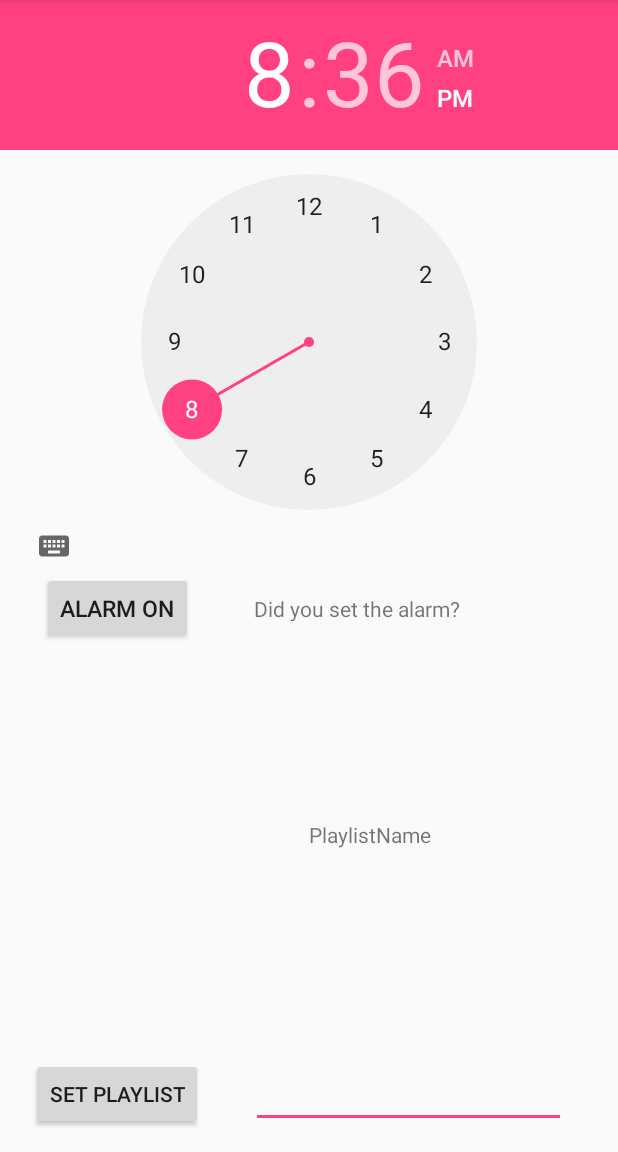
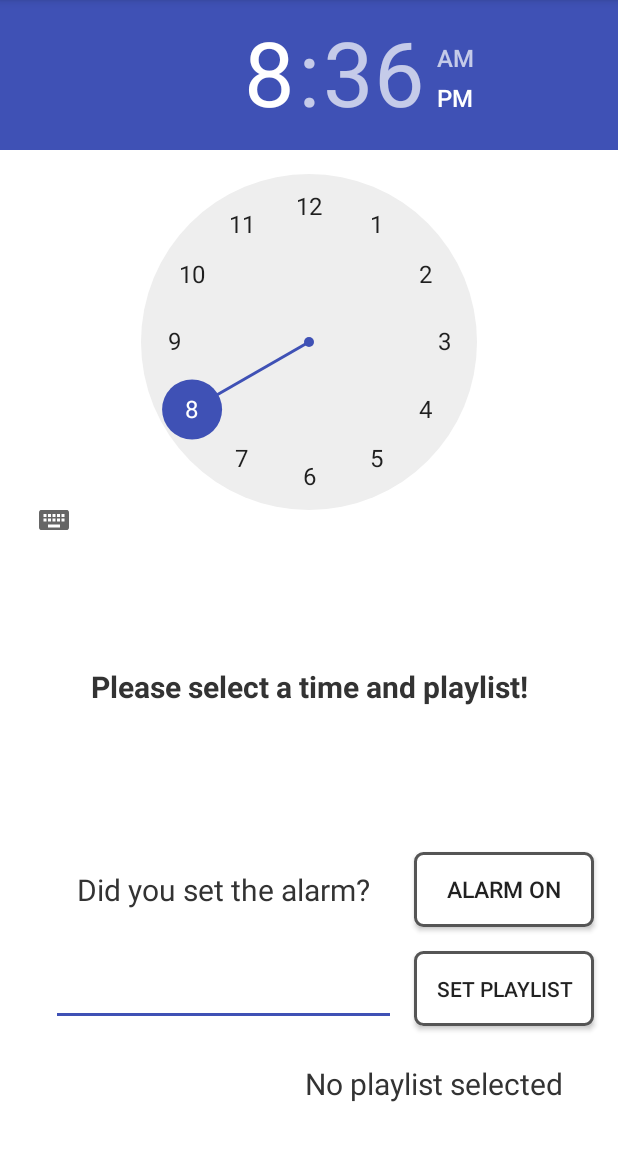
Before and after one commit to Daennes/AlarmclockUWS, an Android app: the screen it shows after launch (MainActivity), on a phone screen of 412 x 824 dp, the part 84-1236 px from its top. Run offline under Robolectric (Android 15) with nearby library versions, the phone set to English and light mode, and no system bars; libraries missing offline, so code that uses them is left out: com.spotify.sdk, kaaes.spotify.webapi; 4 statements that could not run were skipped.

Commit message:
Updated layout

```diff
--- a/app/src/main/java/b00239148/alarmclock/MainActivity.java
+++ b/app/src/main/java/b00239148/alarmclock/MainActivity.java
@@ -70,7 +70,10 @@
         setPlaylist.setOnClickListener(new OnClickListener() {
             @Override
             public void onClick(View view) {
-                playlistNameView.setText(playlistNameEdit.getText().toString());
+                if (playlistNameEdit.getText().toString() != "")
+                    playlistNameView.setText("Current playlist: " + playlistNameEdit.getText().toString());
+                else
+                    playlistNameView.setText("No playlist selected");
             }
         });
 
--- a/app/src/main/res/drawable-v24/rbbackground.xml
+++ b/app/src/main/res/drawable-v24/rbbackground.xml
@@ -1,14 +1,6 @@
 <selector xmlns:android="http://schemas.android.com/apk/res/android" >
-    <item
-        android:drawable="@drawable/rbunchecked"
-        android:state_checked="true"
-        android:state_pressed="true" />
-    <item
-        android:drawable="@drawable/rbchecked"
-        android:state_pressed="true" />
-    <item
-        android:drawable="@drawable/rbchecked"
-        android:state_checked="true" />
-    <item
-        android:drawable="@drawable/rbunchecked" />
+    <item android:state_checked="true" android:state_pressed="true" android:drawable="@drawable/rbunchecked" />
+    <item android:state_pressed="true" android:drawable="@drawable/rbchecked" />
+    <item android:state_checked="true" android:drawable="@drawable/rbchecked" />
+    <item android:drawable="@drawable/rbunchecked" />
 </selector>
--- a/app/src/main/res/layout/content_main.xml
+++ b/app/src/main/res/layout/content_main.xml
@@ -4,27 +4,29 @@
     xmlns:tools="http://schemas.android.com/tools"
     android:layout_width="match_parent"
     android:layout_height="match_parent"
+    android:background="#fff"
     app:layout_behavior="@string/appbar_scrolling_view_behavior"
     tools:context="b00239148.alarmclock.MainActivity"
     tools:showIn="@layout/activity_main">
 
     <Button
         android:id="@+id/alarm_on"
-        android:layout_width="wrap_content"
-        android:layout_height="wrap_content"
-        android:layout_marginEnd="8dp"
-        android:layout_marginStart="8dp"
+        android:layout_width="120dp"
+        android:layout_height="50dp"
+        android:layout_marginBottom="16dp"
+        android:layout_marginEnd="16dp"
+        android:background="@drawable/rbbackground"
         android:text="Alarm on"
         android:textSize="15sp"
-        app:layout_constraintBottom_toBottomOf="@+id/update_text"
-        app:layout_constraintEnd_toEndOf="@+id/button"
-        app:layout_constraintStart_toStartOf="@+id/button"
-        app:layout_constraintTop_toTopOf="@+id/update_text" />
+        app:layout_constraintBottom_toTopOf="@+id/button"
+        app:layout_constraintEnd_toEndOf="parent" />
 
     <TimePicker
         android:id="@+id/timePicker"
         android:layout_width="wrap_content"
-        android:layout_height="wrap_content"
+        android:layout_height="353dp"
+        android:headerBackground="?attr/colorPrimary"
+        android:numbersSelectorColor="@color/colorPrimary"
         app:layout_constraintStart_toStartOf="parent"
         app:layout_constraintTop_toTopOf="parent" />
 
@@ -32,55 +34,81 @@
     <TextView
         android:id="@+id/update_text"
         android:layout_width="230dp"
-        android:layout_height="18dp"
-        android:layout_marginEnd="8dp"
-        android:layout_marginStart="8dp"
-        android:layout_marginTop="8dp"
+        android:layout_height="50dp"
+        android:layout_marginBottom="16dp"
+        android:layout_marginEnd="12dp"
+        android:layout_marginLeft="16dp"
         android:text="Did you set the alarm?"
-        app:layout_constraintEnd_toEndOf="parent"
-        app:layout_constraintHorizontal_bias="0.878"
-        app:layout_constraintStart_toEndOf="@+id/alarm_on"
-        app:layout_constraintTop_toBottomOf="@+id/timePicker" />
+        android:gravity="center"
+        android:textAlignment="center"
+        android:textColor="#333"
+        android:textSize="20sp"
+        app:layout_constraintBottom_toTopOf="@+id/PlaylistTextEdit"
+        app:layout_constraintEnd_toStartOf="@+id/alarm_on"
+        app:layout_constraintLeft_toLeftOf="parent" />
 
     <EditText
         android:id="@+id/PlaylistTextEdit"
-        android:layout_width="210dp"
-        android:layout_height="53dp"
-        android:layout_marginBottom="16dp"
-        android:layout_marginEnd="8dp"
-        android:layout_marginStart="8dp"
+        android:layout_width="230dp"
+        android:layout_height="50dp"
+        android:layout_marginBottom="84dp"
+        android:layout_marginEnd="12dp"
+        android:layout_marginLeft="16dp"
+        android:backgroundTint="@color/colorPrimary"
+        android:textAlignment="center"
         android:ems="10"
         android:inputType="textPersonName"
         android:text=""
+        android:textColorLink="@color/colorPrimary"
         app:layout_constraintBottom_toBottomOf="parent"
-        app:layout_constraintEnd_toEndOf="parent"
-        app:layout_constraintHorizontal_bias="0.473"
-        app:layout_constraintStart_toEndOf="@+id/button" />
+        app:layout_constraintEnd_toStartOf="@+id/button"
+        app:layout_constraintLeft_toLeftOf="parent" />
 
     <TextView
         android:id="@+id/PlaylistTestView"
-        android:layout_width="169dp"
-        android:layout_height="28dp"
+        android:layout_width="230dp"
+        android:layout_height="50dp"
+        android:layout_marginBottom="16dp"
         android:layout_marginEnd="8dp"
-        android:layout_marginStart="8dp"
+        android:layout_marginLeft="88dp"
         android:layout_marginTop="8dp"
-        android:text="PlaylistName"
-        app:layout_constraintBottom_toTopOf="@+id/PlaylistTextEdit"
+        android:gravity="center"
+        android:text="No playlist selected"
+        android:textAlignment="center"
+        android:textColor="#333"
+        android:textSize="20sp"
+        app:layout_constraintBottom_toBottomOf="parent"
         app:layout_constraintEnd_toEndOf="parent"
-        app:layout_constraintStart_toStartOf="@+id/update_text"
-        app:layout_constraintTop_toBottomOf="@+id/update_text" />
+        app:layout_constraintLeft_toLeftOf="parent"
+        app:layout_constraintTop_toBottomOf="@+id/PlaylistTextEdit" />
 
     <Button
         android:id="@+id/button"
-        android:layout_width="wrap_content"
-        android:layout_height="wrap_content"
-        android:layout_marginEnd="264dp"
-        android:layout_marginStart="8dp"
+        android:layout_width="120dp"
+        android:layout_height="50dp"
+        android:layout_marginBottom="84dp"
+        android:layout_marginEnd="16dp"
+        android:layout_marginRight="16dp"
+        android:background="@drawable/rbbackground"
+        android:text="Set Playlist"
+        app:layout_constraintBottom_toBottomOf="parent"
+        app:layout_constraintEnd_toEndOf="parent"
+        app:layout_constraintRight_toRightOf="parent" />
+
+    <TextView
+        android:id="@+id/textView2"
+        android:layout_width="307dp"
+        android:layout_height="33dp"
+        android:layout_marginBottom="8dp"
         android:layout_marginTop="8dp"
-        android:text="Set Playlist"
-        app:layout_constraintBottom_toBottomOf="@+id/PlaylistTextEdit"
-        app:layout_constraintEnd_toEndOf="parent"
-        app:layout_constraintStart_toStartOf="parent"
-        app:layout_constraintTop_toTopOf="@+id/PlaylistTextEdit" />
+        android:text="Please select a time and playlist!"
+        android:textAlignment="center"
+        android:textColor="#333"
+        android:textSize="20sp"
+        android:textStyle="bold"
+        app:layout_constraintBottom_toTopOf="@+id/update_text"
+        app:layout_constraintLeft_toLeftOf="parent"
+        app:layout_constraintRight_toRightOf="parent"
+        app:layout_constraintTop_toBottomOf="@+id/timePicker" />
 
 </android.support.constraint.ConstraintLayout>
--- a/app/src/main/res/values/colors.xml
+++ b/app/src/main/res/values/colors.xml
@@ -1,6 +1,6 @@
 <?xml version="1.0" encoding="utf-8"?>
 <resources>
-    <color name="colorPrimary">#3F51B5</color>
+    <color name="colorPrimary">#3f51b5</color>
     <color name="colorPrimaryDark">#303F9F</color>
     <color name="colorAccent">#FF4081</color>
 </resources>
```
